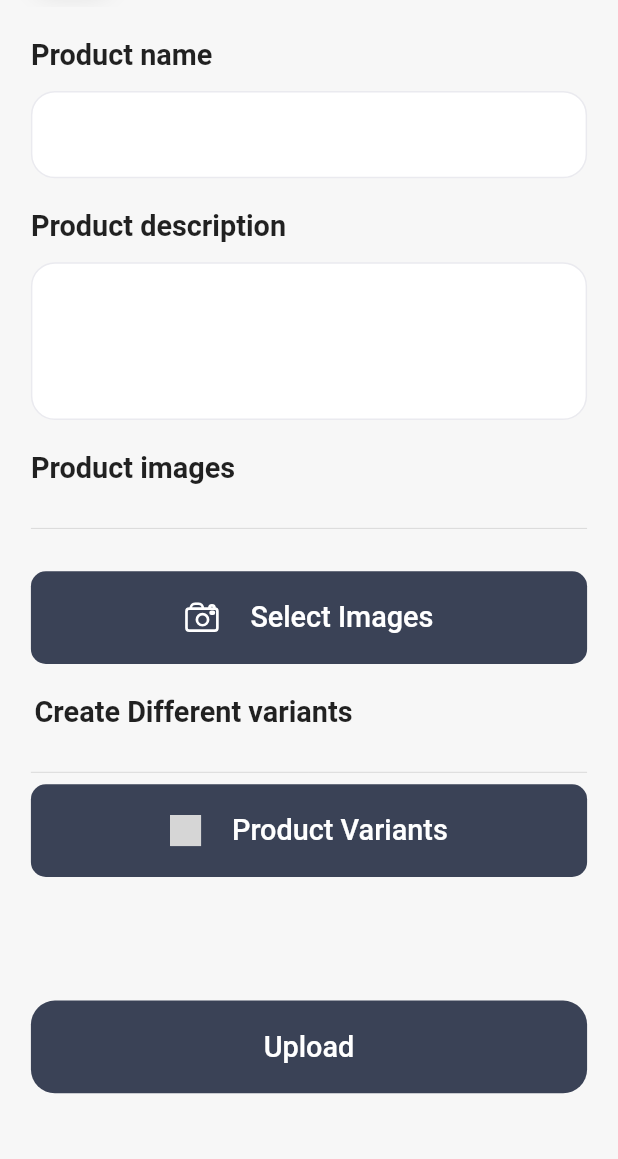
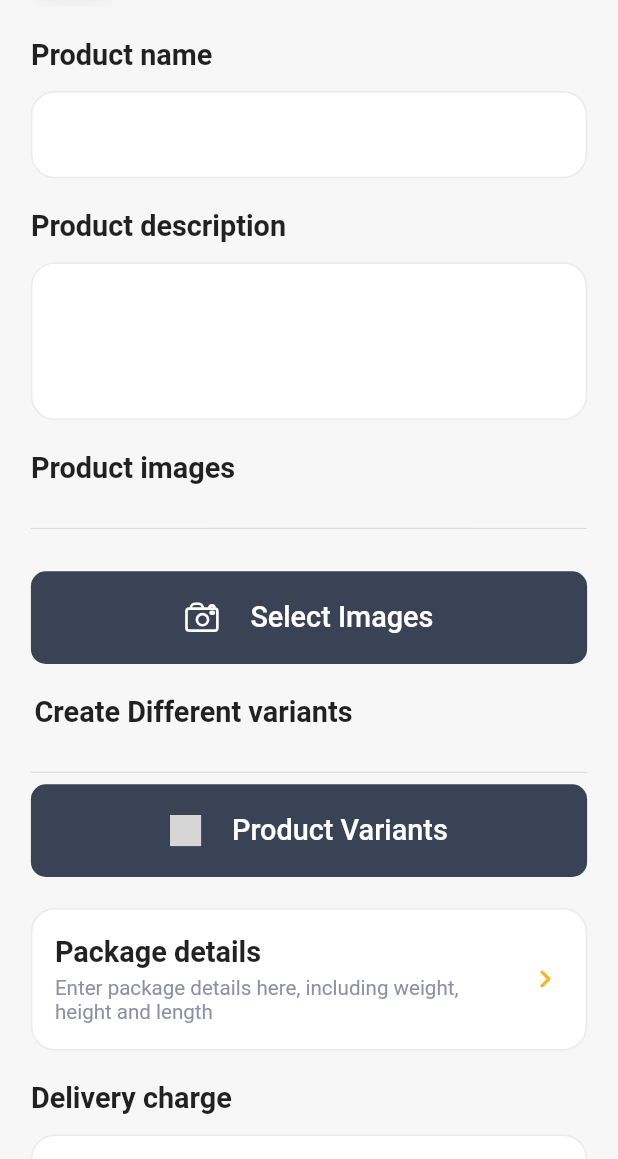
Before and after one commit to onyxsio/isumi-android-admin, a Flutter app: the ProductUpdatePage screen opened directly with empty values, on a phone screen of 412 x 824 dp, the part 77-1236 px from its top. Run offline on Flutter 3.47's test engine with Material 2 defaults, Android fonts, the phone set to English and light mode, and no system bars; our stand-ins replace cached_network_image, carousel_slider, cloud_firestore, equatable, firebase_auth, firebase_core and 11 more; missing offline and left inert: barcode; accounts and stored records are empty; Roboto replaces fonts that are missing (DMSans, Mulish); statements that could not run were skipped; project files that could hold a hidden picture were left out; grey boxes are pictures that could not be loaded.

Commit message:
version 2.3

```diff
--- a/lib/app/screens/home/producat_update.dart
+++ b/lib/app/screens/home/producat_update.dart
@@ -4,6 +4,7 @@ import 'package:isumi/core/utils/utils.dart';
 import 'package:onyxsio/onyxsio.dart';
 
 import 'producat_add_veriant.dart';
+import 'widget/package_details.dart';
 
 class ProductUpdatePage extends StatefulWidget {
   final Product product;
@@ -19,11 +20,12 @@ class _ProductUpdatePageState extends State<ProductUpdatePage> {
   var pPrice = TextEditingController();
   // var pQuantity = TextEditingController();
   var pDescription = TextEditingController();
-  var pDiscount = TextEditingController();
-  // var pDelivery = TextEditingController();
-  // var pDays = TextEditingController();
+  // var pDiscount = TextEditingController();
+  var pDelivery = TextEditingController();
+  var pDays = TextEditingController();
   //
   final ImagePicker imagePicker = ImagePicker();
+  Package? package = Package();
   // Create List for XFile image
   List<XFile>? imageFileList = [];
   List imagePathList = [];
@@ -47,21 +49,21 @@ class _ProductUpdatePageState extends State<ProductUpdatePage> {
       pName.text = widget.product.title!;
       pDescription.text = widget.product.description!;
       imagePathList.addAll(widget.product.images!);
-      // category = widget.product.category;
-      // pCurrency = widget.product.currency;
-      // pType = widget.product.type;
+      package = widget.product.package;
+      if (widget.product.shipping!.deliveryPrice != null) {
+        pDelivery.text = widget.product.shipping!.deliveryPrice!;
+      }
+      if (widget.product.shipping!.returnDays != null) {
+        pDays.text = widget.product.shipping!.returnDays!;
+      }
 
+      // if (widget.product.price!.discount != null) {
+      //   pDiscount.text = widget.product.price!.discount!;
+      // }
+      // if (widget.product.offers!.percentage != null) {
+      //   pDiscount.text = widget.product.offers!.percentage!;
+      // }
       productDataList.addAll(widget.product.variant!);
-
-      // if (widget.product.returnDays != null) {
-      //   pDays.text = widget.product.returnDays!;
-      // }
-      // if (widget.product.delivery != null) {
-      //   pDelivery.text = widget.product.delivery!;
-      // }
-      // if (widget.product.discount != null) {
-      //   pDiscount.text = widget.product.discount!;
-      // }
     });
   }
 
@@ -69,7 +71,11 @@ class _ProductUpdatePageState extends State<ProductUpdatePage> {
   void changeColor(Color color) {
     setState(() => pickerColor = color.value.toString());
   }
+
 //
+  void getPackageDetails(Package value) {
+    setState(() => package = value);
+  }
 
   //
   void selectImages() async {
@@ -92,45 +98,8 @@ class _ProductUpdatePageState extends State<ProductUpdatePage> {
     if (products != null) {
       setState(() => productDataList.addAll(products));
     }
-    // Map<String, dynamic> map3 = {};
-
-    // for (var product in products!) {
-    //   var subv = [];
-    //   for (var customer in product.subvariant!) {
-    //     subv.add(customer.toJson());
-    //   }
-
-    // map3['color'] = product.color;
-    // map3['subVariant'] = subv;
-    // var sub234 = ProductVariant.fromJson(map3);
-
-    // setState(() => productDataList.add(sub234));
-    // }
   }
 
-//
-  // void setVeriant() {
-  //   if (productDataList.isNotEmpty) {
-  //     Map<String, dynamic> map3 = {};
-
-  //     for (var product in productDataList) {
-  //       var subv = [];
-  //       for (var customer in product.subVariant) {
-  //         // TODO
-  //         // var sub = ProductSub.fromJson(customer);
-  //         // var sub = ProductSub.fromJson(customer);
-  //         subv.add(customer.toJson());
-  //       }
-
-  //       map3['color'] = product.color;
-  //       map3['subVariant'] = subv;
-  //       var sub234 = ProductVariant.fromJson(map3);
-  //       seen.add(sub234);
-  //     }
-  //   }
-  // }
-
-//
   @override
   Widget build(BuildContext context) {
     return Scaffold(
@@ -171,47 +140,23 @@ class _ProductUpdatePageState extends State<ProductUpdatePage> {
               image: AppIcon.dress,
               text: 'Product Variants'),
           SizedBox(height: 5.w),
-          // SizedBox(height: 5.w),
-          // CheckBoxDrop(
-          //   type: TXT.discountPrice,
-          //   controller: pDiscount,
-          //   onOptionSelected: (optionItem) {
-          //     setState(() => pCurrency = optionItem);
-          //   },
-          //   title: 'Is there a price reduction?',
-          // ),
-          // CheckBoxDrop(
-          //   type: TXT.deliveryPrice,
-          //   controller: pDelivery,
-          //   onOptionSelected: (optionItem) {
-          //     setState(() => pCurrency = optionItem);
-          //   },
-          //   title: 'Is there free delivery?',
-          // ),
-          // CheckBoxDrop(
-          //   type: TXT.returnDays,
-          //   controller: pDays,
-          //   prefex: false,
-          //   title: 'Is there a return?',
-          // ),
+          PackageDetails(packageFun: getPackageDetails, package: package),
           SizedBox(height: 5.w),
-          // SelectDropList(
-          //   (optionItem) {
-          //     setState(() => category = optionItem);
-          //   },
-          //   categoryGender,
-          //   selectOption: category,
-          //   title: "Select Product Category",
-          // ),
-          SizedBox(height: 5.w),
-          // SelectDropList(
-          //   (optionItem) {
-          //     setState(() => pType = optionItem);
-          //   },
-          //   categoryGarment,
-          //   selectOption: pType,
-          //   title: "Select Product Type",
-          // ),
+          // TXTHeader.header2("Discount percentage"),
+          // TextBox(
+          //     type: TXT.discountPrice,
+          //     hintText: 'Please enter the discount percentage',
+          //     controller: pDiscount),
+          TXTHeader.header2("Delivery charge"),
+          TextBox(
+              type: TXT.deliveryPrice,
+              hintText: 'Is there a delivery charge?',
+              controller: pDelivery),
+          TXTHeader.header2("Return Days"),
+          TextBox(
+              type: TXT.returnDays,
+              hintText: 'Number of days a return is valid',
+              controller: pDays),
           SizedBox(height: 5.w),
           MainButton(
               onTap: () {
@@ -241,11 +186,20 @@ class _ProductUpdatePageState extends State<ProductUpdatePage> {
         variant: productDataList,
         images: imagePathList,
         rivews: widget.product.rivews,
+        shipping: Shipping(
+          deliveryPrice: pDelivery.text,
+          returnDays: pDays.text,
+        ),
+        package: package,
       );
 
       await FirestoreRepository.updateProduct(
-              product, imageFileList, productDataList)
-          .then((value) {
+        context,
+        product,
+        imageFileList,
+        productDataList,
+        // pDiscount.text,
+      ).then((value) {
         // DialogBoxes.showAutoCloseDialog(context, message: value);
         Navigator.of(context).pushNamedAndRemoveUntil(
           '/MainPage',
--- a/lib/app/screens/home/widget/package_details.dart
+++ b/lib/app/screens/home/widget/package_details.dart
@@ -3,8 +3,10 @@ import 'package:isumi/core/utils/utils.dart';
 import 'package:onyxsio/onyxsio.dart';
 
 class PackageDetails extends StatefulWidget {
-  const PackageDetails({Key? key, required this.package}) : super(key: key);
-  final Function(Package) package;
+  const PackageDetails({Key? key, required this.packageFun, this.package})
+      : super(key: key);
+  final Function(Package) packageFun;
+  final Package? package;
   @override
   State<PackageDetails> createState() => _ExpandedListDropState();
 }
@@ -35,6 +37,7 @@ class _ExpandedListDropState extends State<PackageDetails>
       curve: Curves.fastOutSlowIn,
     );
     _runExpandCheck();
+    setupData();
   }
 
   void _runExpandCheck() {
@@ -42,6 +45,18 @@ class _ExpandedListDropState extends State<PackageDetails>
       expandController.forward();
     } else {
       expandController.reverse();
+    }
+  }
+
+  void setupData() {
+    if (widget.package != null) {
+      setState(() {
+        lengthController.text = widget.package!.dimensions!.length!;
+        widthController.text = widget.package!.dimensions!.width!;
+        heightController.text = widget.package!.dimensions!.height!;
+        weightText = widget.package!.weight!.unit!;
+        weightValue.text = widget.package!.weight!.value!;
+      });
     }
   }
 
@@ -163,7 +178,7 @@ class _ExpandedListDropState extends State<PackageDetails>
                             ));
                         isShow = !isShow;
                         _runExpandCheck();
-                        widget.package(package);
+                        widget.packageFun(package);
                         setState(() {});
                       },
                       text: 'Save changes')
--- a/lib/core/utils/utils.dart
+++ b/lib/core/utils/utils.dart
@@ -73,7 +73,7 @@ class Utils {
   static offerCal({name, amount, offer}) {
     var cal = ((double.parse(amount) * double.parse(offer)) / 100);
 
-    return currency(amount: cal, name: name);
+    return currency(amount: (double.parse(amount) - cal), name: name);
   }
 }
 
--- a/packages/components/lib/widgets/dialog_box/dialog_boxes.dart
+++ b/packages/components/lib/widgets/dialog_box/dialog_boxes.dart
@@ -8,13 +8,13 @@ class DialogBoxes {
   //     AutoCloseDialog._context = context;
 
   static void showAutoCloseDialog(BuildContext context,
-          {required String message}) async =>
+          {required String message, required InfoDialog type}) async =>
       await showDialog(
           context: context,
           barrierDismissible: false,
           builder: (BuildContext context) {
             return AutoDialogBoxUI(
-              infoDialog: InfoDialog.error,
+              infoDialog: type,
               message: message,
             );
           });
```
Also changed, not shown: lib/app/screens/drawer/drawer.dart (+11 -10 lines), lib/app/screens/home/producat_add.dart (+9 -11 lines), lib/app/screens/home/producat_details.dart (+40 -8 lines), packages/components/lib/widgets/dropdown/select_drop_list.dart (+6 -2 lines), packages/remote_data/lib/src/repository/firestore_repository.dart (+32 -94 lines).
